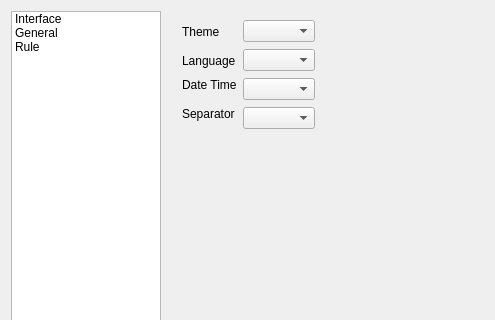
The window that dialog/preferences.ui (YtxCash/YTX) describes before a commit, drawn with Qt 5; both pictures show x 0 to 495 and y 0 to 320 of the 957 by 565 pixel window.
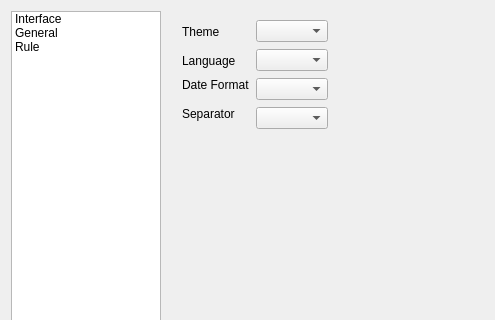
The same window after the commit. The open tabs and pages were chosen to show the change. Custom widgets are drawn as their Qt base class.

Diff of the .ui file:
```diff
--- a/dialog/preferences.ui
+++ b/dialog/preferences.ui
@@ -78,7 +78,7 @@
        <item row="2" column="0">
         <widget class="QLabel" name="label_6">
          <property name="text">
-          <string>Date Time</string>
+          <string>Date Format</string>
          </property>
         </widget>
        </item>
```
Left out of the diff: 4 changed lines with no effect on the pictures.
